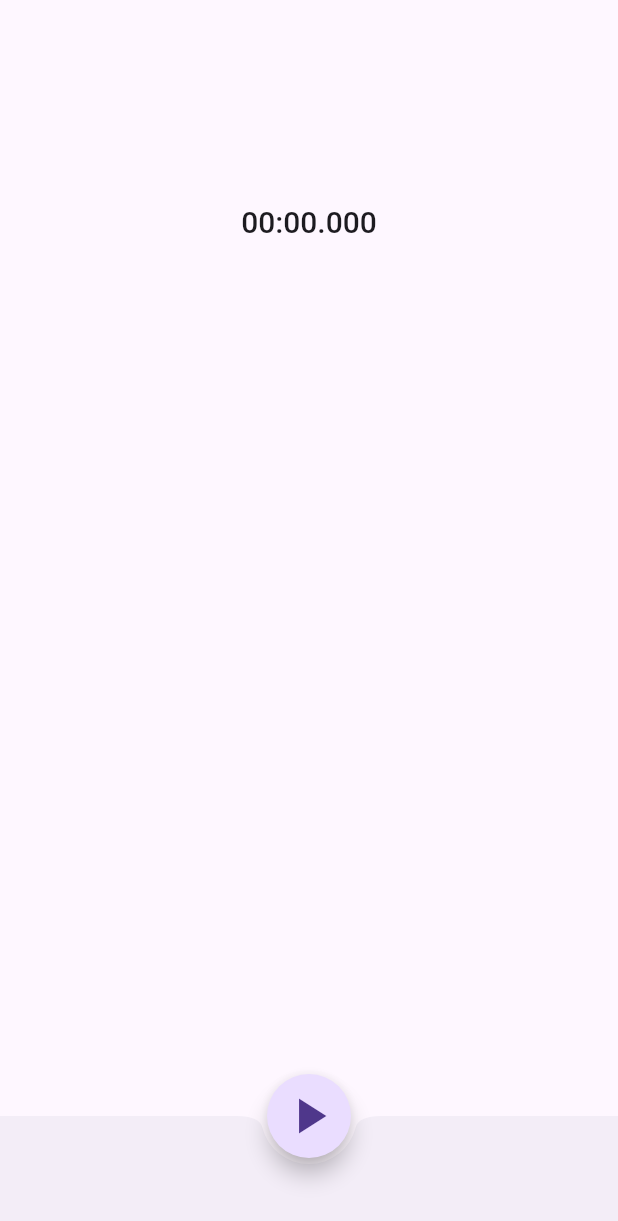
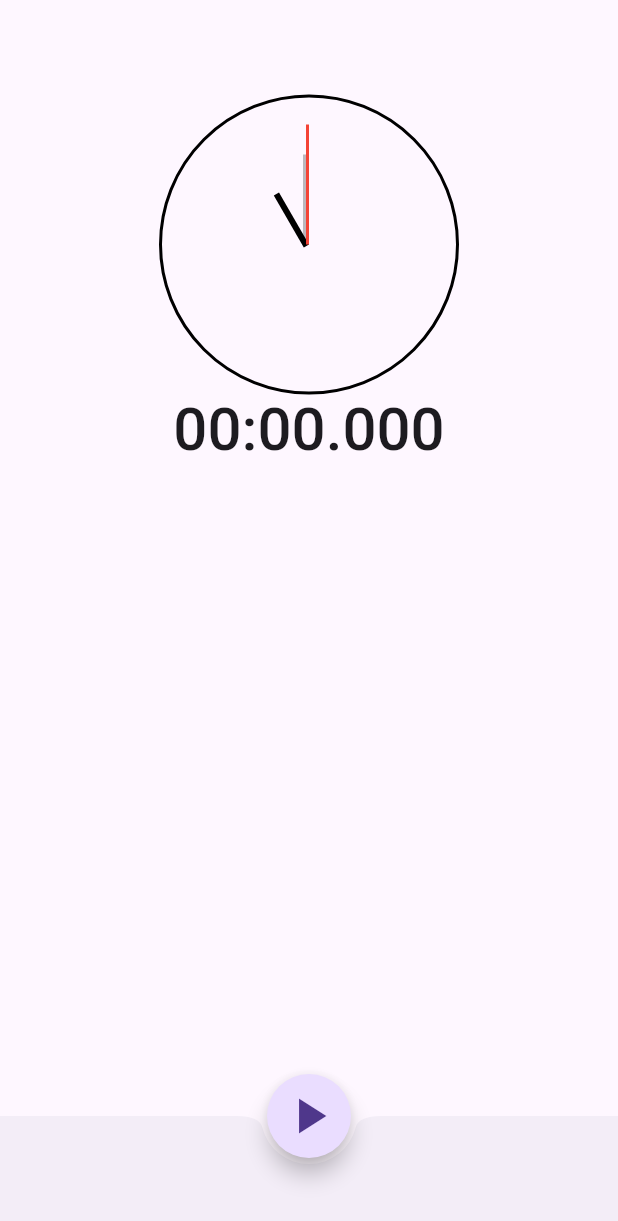
Before and after one commit to woteska/stopwatch, a Flutter app: the screen it shows after launch, on a phone screen of 412 x 824 dp. Shown: the top 1221 px of the screen. Run offline on Flutter 3.47's test engine with Material 2 defaults, Android fonts, the phone set to English and light mode, and no system bars.

Commit message:
feat(StopwatchWidget): Add the ClockWidget to the UI and make it responsive.

```diff
--- a/lib/classes/advanced_stopwatch.dart
+++ b/lib/classes/advanced_stopwatch.dart
@@ -7,6 +7,11 @@ class AdvancedStopwatch extends Stopwatch with StopwatchTimeFormatMixin {
   bool isZero() => elapsedMicroseconds == 0;
 
   String formatElapsed() => formatDuration(elapsed);
+
+  DateTime dateTime() {
+    return DateTime.fromMicrosecondsSinceEpoch(elapsedMicroseconds)
+        .subtract(const Duration(hours: 1));
+  }
 
   @override
   void reset() {
--- a/lib/widgets/stopwatch.widget.dart
+++ b/lib/widgets/stopwatch.widget.dart
@@ -2,6 +2,7 @@ import 'package:flutter/material.dart';
 import 'package:flutter/scheduler.dart';
 import 'package:stopwatch/classes/advanced_stopwatch.dart';
 import 'package:stopwatch/mixins/stopwatch_time_format.mixin.dart';
+import 'package:stopwatch/widgets/clock.widget.dart';
 import 'package:stopwatch/widgets/lap_table.widget.dart';
 import 'package:stopwatch/widgets/pulsing_text.widget.dart';
 
@@ -68,19 +69,32 @@ class _StopwatchWidgetState extends State<StopwatchWidget>
 
   @override
   Widget build(BuildContext context) {
+    final isScreenHeightSmall = MediaQuery.of(context).size.height < 540;
+
     return Scaffold(
       body: SizedBox(
         height: double.infinity,
         child: Column(mainAxisAlignment: MainAxisAlignment.center, children: [
           Expanded(
-            flex: 4,
+            flex: 5,
             child: Center(
-                child: PulsingTextWidget(
-                    text: _stopwatch.formatElapsed(),
-                    isPulsing: !_stopwatch.isRunning && !_stopwatch.isZero())),
+              child: Column(
+                mainAxisAlignment: MainAxisAlignment.center,
+                children: [
+                  ClockWidget(
+                    isSizeSmall: isScreenHeightSmall,
+                    dateTime: _stopwatch.dateTime(),
+                  ),
+                  PulsingTextWidget(
+                      textFontSize: isScreenHeightSmall ? 25 : 40,
+                      text: _stopwatch.formatElapsed(),
+                      isPulsing: !_stopwatch.isRunning && !_stopwatch.isZero())
+                ],
+              ),
+            ),
           ),
           Expanded(
-            flex: 6,
+            flex: 5,
             child: _stopwatch.laps.isNotEmpty
                 ? Container(
                     padding: const EdgeInsets.only(bottom: 50),
```
